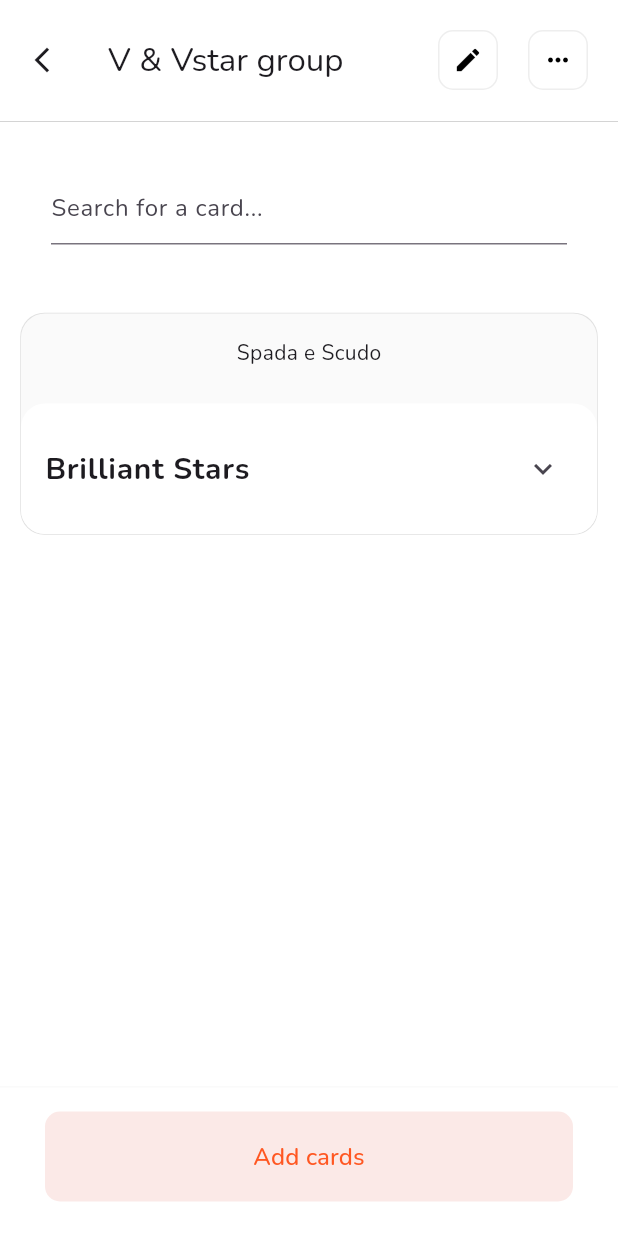
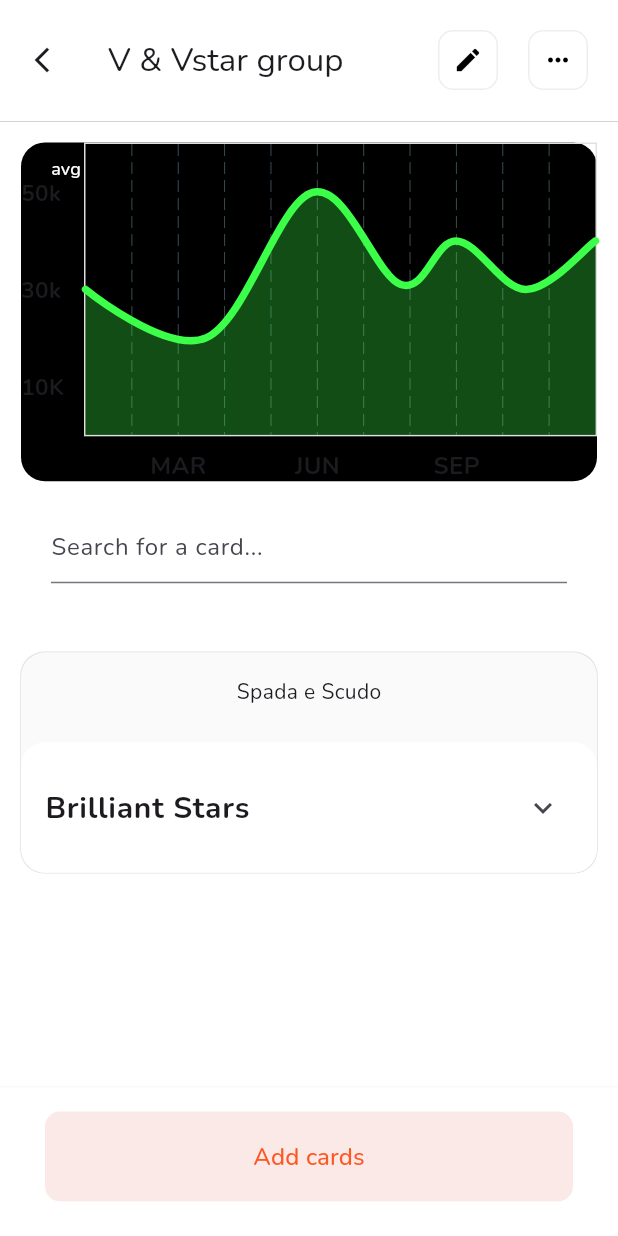
Before and after one commit to Benny-glitch/PokemonApp, a Flutter app: the CollectionPage screen opened directly, after a tap on "Brilliant Stars", on a phone screen of 412 x 824 dp. Run offline on Flutter 3.47's test engine with Material 3 defaults, Android fonts, the phone set to English and light mode, and no system bars; drawn by our look-alikes of fl_chart, flutter_typeahead; our stand-ins replace dio, google_fonts; missing offline and left inert: dynamic_height_grid_view; network calls fail.

Commit message:
Addede the chart to the collection page

```diff
--- a/lib/screens/collection_page.dart
+++ b/lib/screens/collection_page.dart
@@ -3,6 +3,7 @@ import 'package:flutter/material.dart';
 import 'package:pokemon_card_collector/widgets/collection_page/bottom_widget.dart';
 import 'package:pokemon_card_collector/widgets/collection_page/card_item.dart';
 
+import '../widgets/collection_page/chart_widget.dart';
 import '../widgets/collection_page/search_bar.dart';
 
 class CollectionPage extends StatelessWidget {
@@ -97,6 +98,7 @@ class CollectionPage extends StatelessWidget {
                 child: Column(
                   crossAxisAlignment: CrossAxisAlignment.start,
                   children: [
+                    LineChartSample2(),
                     Padding(
                         padding: const EdgeInsets.all(20.0),
                         child: AutoCompleteSearchApp(),
--- /dev/null
+++ b/lib/widgets/collection_page/chart_widget.dart
@@ -0,0 +1,286 @@
+import 'package:fl_chart/fl_chart.dart';
+import 'package:flutter/material.dart';
+
+class LineChartSample2 extends StatefulWidget {
+  const LineChartSample2({super.key});
+
+  @override
+  State<LineChartSample2> createState() => _LineChartSample2State();
+}
+
+class _LineChartSample2State extends State<LineChartSample2> {
+  List<Color> gradientColors = [
+    Color(0xFF3BFF49),
+    Color(0xFF3BFF49),
+  ];
+
+  bool showAvg = false;
+
+  @override
+  Widget build(BuildContext context) {
+    return Stack(
+      children: <Widget>[
+        AspectRatio(
+          aspectRatio: 1.70,
+          child: Container(
+            decoration: BoxDecoration(
+              color: Colors.black,
+              borderRadius: BorderRadius.circular(16),
+            ),
+            child: LineChart(
+              showAvg ? avgData() : mainData(),
+            ),
+          ),
+        ),
+        SizedBox(
+          width: 60,
+          height: 34,
+          child: TextButton(
+            onPressed: () {
+              setState(() {
+                showAvg = !showAvg;
+              });
+            },
+            child: Text(
+              'avg',
+              style: TextStyle(
+                fontSize: 12,
+                color: showAvg ? Colors.white.withOpacity(0.5) : Colors.white,
+              ),
+            ),
+          ),
+        ),
+      ],
+    );
+  }
+
+  Widget bottomTitleWidgets(double value, TitleMeta meta) {
+    const style = TextStyle(
+      fontWeight: FontWeight.bold,
+      fontSize: 16,
+    );
+    Widget text;
+    switch (value.toInt()) {
+      case 2:
+        text = const Text('MAR', style: style);
+        break;
+      case 5:
+        text = const Text('JUN', style: style);
+        break;
+      case 8:
+        text = const Text('SEP', style: style);
+        break;
+      default:
+        text = const Text('', style: style);
+        break;
+    }
+
+    return SideTitleWidget(
+      axisSide: meta.axisSide,
+      child: text,
+    );
+  }
+
+  Widget leftTitleWidgets(double value, TitleMeta meta) {
+    const style = TextStyle(
+      fontWeight: FontWeight.bold,
+      fontSize: 15,
+    );
+    String text;
+    switch (value.toInt()) {
+      case 1:
+        text = '10K';
+        break;
+      case 3:
+        text = '30k';
+        break;
+      case 5:
+        text = '50k';
+        break;
+      default:
+        return Container();
+    }
+
+    return Text(text, style: style, textAlign: TextAlign.left);
+  }
+
+  LineChartData mainData() {
+    return LineChartData(
+      gridData: FlGridData(
+        show: true,
+        drawVerticalLine: true,
+        drawHorizontalLine: false,
+        horizontalInterval: 1,
+        verticalInterval: 1,
+        getDrawingHorizontalLine: (value) {
+          return const FlLine(
+            color: Colors.grey,
+            strokeWidth: 1,
+          );
+        },
+      ),
+      titlesData: FlTitlesData(
+        show: true,
+        rightTitles: const AxisTitles(
+          sideTitles: SideTitles(showTitles: false),
+        ),
+        topTitles: const AxisTitles(
+          sideTitles: SideTitles(showTitles: false),
+        ),
+        bottomTitles: AxisTitles(
+          sideTitles: SideTitles(
+            showTitles: true,
+            reservedSize: 30,
+            interval: 1,
+            getTitlesWidget: bottomTitleWidgets,
+          ),
+        ),
+        leftTitles: AxisTitles(
+          sideTitles: SideTitles(
+            showTitles: true,
+            interval: 1,
+            getTitlesWidget: leftTitleWidgets,
+            reservedSize: 42,
+          ),
+        ),
+      ),
+      borderData: FlBorderData(
+        show: true,
+        border: Border.all(
+          color: Colors.grey.shade300,
+        ),
+      ),
+      minX: 0,
+      maxX: 11,
+      minY: 0,
+      maxY: 6,
+      lineBarsData: [
+        LineChartBarData(
+          spots: const [
+            FlSpot(0, 3),
+            FlSpot(2.6, 2),
+            FlSpot(4.9, 5),
+            FlSpot(6.8, 3.1),
+            FlSpot(8, 4),
+            FlSpot(9.5, 3),
+            FlSpot(11, 4),
+          ],
+          isCurved: true,
+          gradient: LinearGradient(
+            colors: gradientColors,
+          ),
+          barWidth: 5,
+          isStrokeCapRound: true,
+          dotData: const FlDotData(
+            show: false,
+          ),
+          belowBarData: BarAreaData(
+            show: true,
+            gradient: LinearGradient(
+              colors: gradientColors
+                  .map((color) => color.withOpacity(0.3))
+                  .toList(),
+            ),
+          ),
+        ),
+      ],
+    );
+  }
+
+  LineChartData avgData() {
+    return LineChartData(
+      lineTouchData: const LineTouchData(enabled: false),
+      gridData: FlGridData(
+        show: true,
+        drawHorizontalLine: true,
+        verticalInterval: 1,
+        horizontalInterval: 1,
+        getDrawingVerticalLine: (value) {
+          return const FlLine(
+            color: Color(0xff37434d),
+            strokeWidth: 1,
+          );
+        },
+        getDrawingHorizontalLine: (value) {
+          return const FlLine(
+            color: Color(0xff37434d),
+            strokeWidth: 1,
+          );
+        },
+      ),
+      titlesData: FlTitlesData(
+        show: true,
+        bottomTitles: AxisTitles(
+          sideTitles: SideTitles(
+            showTitles: true,
+            reservedSize: 30,
+            getTitlesWidget: bottomTitleWidgets,
+            interval: 1,
+          ),
+        ),
+        leftTitles: AxisTitles(
+          sideTitles: SideTitles(
+            showTitles: true,
+            getTitlesWidget: leftTitleWidgets,
+            reservedSize: 42,
+            interval: 1,
+          ),
+        ),
+        topTitles: const AxisTitles(
+          sideTitles: SideTitles(showTitles: false),
+        ),
+        rightTitles: const AxisTitles(
+          sideTitles: SideTitles(showTitles: false),
+        ),
+      ),
+      borderData: FlBorderData(
+        show: true,
+        border: Border.all(color: const Color(0xff37434d)),
+      ),
+      minX: 0,
+      maxX: 11,
+      minY: 0,
+      maxY: 6,
+      lineBarsData: [
+        LineChartBarData(
+          spots: const [
+            FlSpot(0, 3.44),
+            FlSpot(2.6, 3.44),
+            FlSpot(4.9, 3.44),
+            FlSpot(6.8, 3.44),
+            FlSpot(8, 3.44),
+            FlSpot(9.5, 3.44),
+            FlSpot(11, 3.44),
+          ],
+          isCurved: true,
+          gradient: LinearGradient(
+            colors: [
+              ColorTween(begin: gradientColors[0], end: gradientColors[1])
+                  .lerp(0.2)!,
+              ColorTween(begin: gradientColors[0], end: gradientColors[1])
+                  .lerp(0.2)!,
+            ],
+          ),
+          barWidth: 5,
+          isStrokeCapRound: true,
+          dotData: const FlDotData(
+            show: false,
+          ),
+          belowBarData: BarAreaData(
+            show: true,
+            gradient: LinearGradient(
+              colors: [
+                ColorTween(begin: gradientColors[0], end: gradientColors[1])
+                    .lerp(0.2)!
+                    .withOpacity(0.1),
+                ColorTween(begin: gradientColors[0], end: gradientColors[1])
+                    .lerp(0.2)!
+                    .withOpacity(0.1),
+              ],
+            ),
+          ),
+        ),
+      ],
+    );
+  }
+}
```
